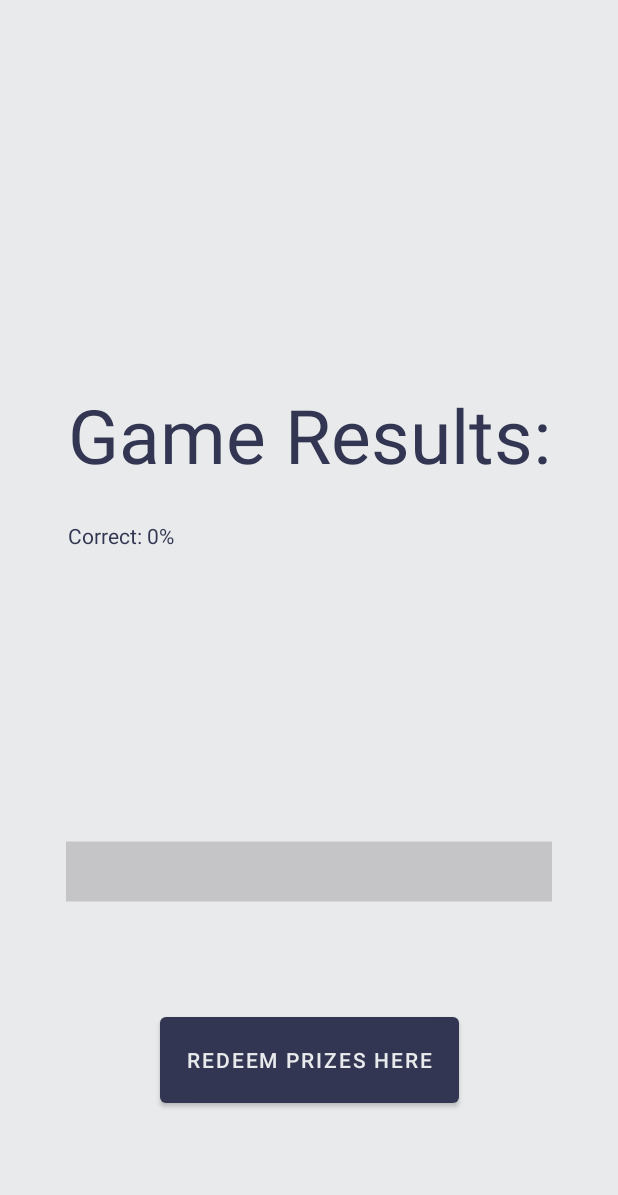
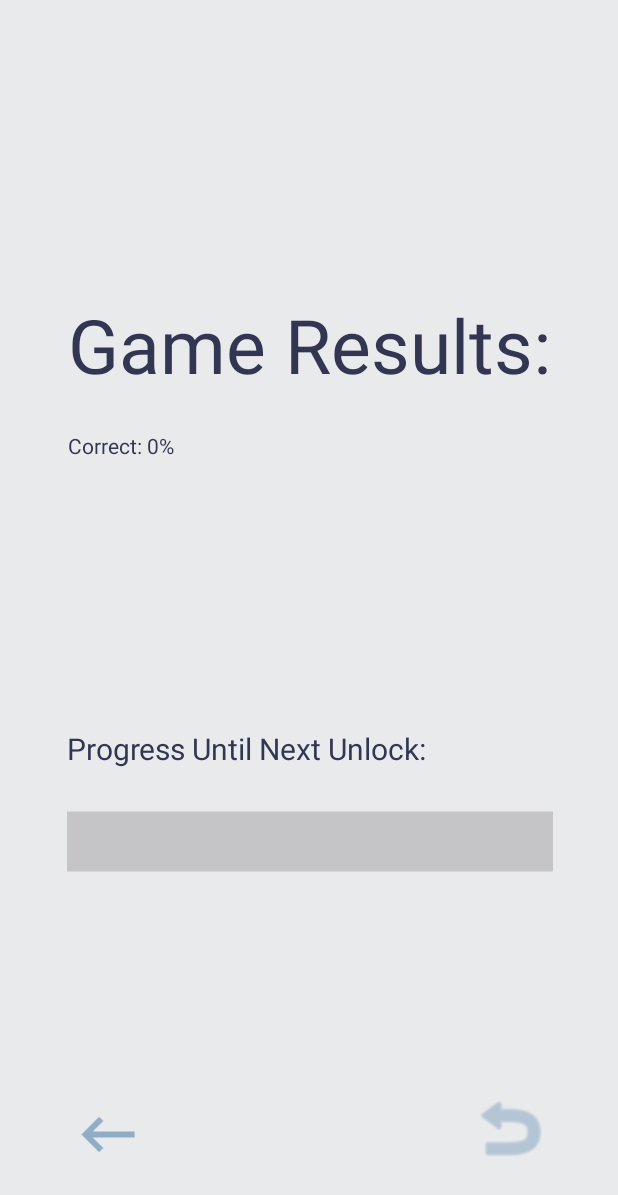
Before and after one commit to Dessie0/TriviaChance, an Android app: the SoloResultsActivity screen opened directly, with no data from a screen before it, on a phone screen of 412 x 824 dp. Shown: the top 1195 px of the screen. Run offline under Robolectric (Android 15) with nearby library versions, the phone set to English and light mode, and no system bars; 2 statements that could not run were skipped.

```diff
--- a/app/src/main/AndroidManifest.xml
+++ b/app/src/main/AndroidManifest.xml
@@ -5,7 +5,7 @@
 
     <uses-permission android:name="android.permission.INTERNET" />
     <uses-permission android:name="android.permission.ACCESS_NETWORK_STATE" />
-    <uses-permission android:name="android.permission.VIBRATE"/>
+    <uses-permission android:name="android.permission.VIBRATE" />
 
     <application
         android:allowBackup="true"
@@ -19,11 +19,14 @@
         android:usesCleartextTraffic="true"
         tools:targetApi="31">
         <activity
+            android:name=".OnlineResultsActivity"
+            android:exported="false" />
+        <activity
             android:name=".HostActivity"
             android:exported="false"
-            android:screenOrientation="portrait"/>
+            android:screenOrientation="portrait" />
         <activity
-            android:name=".ResultsActivity"
+            android:name=".SoloResultsActivity"
             android:exported="false"
             android:parentActivityName=".MainMenu"
             android:screenOrientation="portrait" />
@@ -56,6 +59,7 @@
                 <category android:name="android.intent.category.LAUNCHER" />
             </intent-filter>
         </activity>
+
         <service android:name=".BackgroundSoundService" />
     </application>
 
--- a/app/src/main/java/edu/floridapoly/mobiledeviceapplications/fall22/triviachance/MainMenu.java
+++ b/app/src/main/java/edu/floridapoly/mobiledeviceapplications/fall22/triviachance/MainMenu.java
@@ -106,6 +106,7 @@ public class MainMenu extends AppCompatActivity {
 
                 getAPI().createGame(getLocalProfile()).thenAccept(game -> {
                     Intent intent = new Intent(MainMenu.this, QuestionActivity.class);
+                    intent.putExtra("SOLO", true);
                     startActivity(intent);
 
                     getAPI().setCurrentGame(game);
--- a/app/src/main/java/edu/floridapoly/mobiledeviceapplications/fall22/triviachance/ResultsActivity.java
+++ b/app/src/main/java/edu/floridapoly/mobiledeviceapplications/fall22/triviachance/SoloResultsActivity.java
@@ -1,4 +1,5 @@
 package edu.floridapoly.mobiledeviceapplications.fall22.triviachance;
+
 
 import android.animation.ObjectAnimator;
 import android.annotation.SuppressLint;
@@ -6,14 +7,17 @@ import android.content.Intent;
 import android.os.Bundle;
 import android.view.View;
 import android.widget.Button;
+import android.widget.ImageButton;
 import android.widget.ProgressBar;
 import android.widget.TextView;
 
 import androidx.appcompat.app.AppCompatActivity;
 
-public class ResultsActivity extends AppCompatActivity {
+public class SoloResultsActivity extends AppCompatActivity {
 
     TextView numCorrectText;
+    ImageButton homeButton;
+    ImageButton replayButton;
     ProgressBar progressBar;
     Button redeemButton;
 
@@ -38,14 +42,17 @@ public class ResultsActivity extends AppCompatActivity {
         ObjectAnimator.ofInt(progressBar, "progress", currentProgress).setDuration(700).start();
 
 
-        // need to have bar fill up like normal, wait, then start at 0 and refil whats left in a different color
+        redeemButton = findViewById(R.id.resultsRedeemButton);
+        redeemButton.setVisibility(View.GONE);
+
 
         if (currentProgress >= 100) {
-            currentProgress -= 100;
+            currentProgress = 0;
+            redeemButton.setVisibility(View.VISIBLE);
             MainMenu.getInstancePackager().getLocalProfile().incrementUnlocks();
-            progressBar.setSecondaryProgress(currentProgress);
-
-            ObjectAnimator.ofInt(progressBar, "progress", currentProgress).setDuration(700).start();
+        }
+        if (MainMenu.getInstancePackager().getLocalProfile().getNumberOfUnlocks() != 0) {
+            redeemButton.setVisibility(View.VISIBLE);
         }
 
 
@@ -56,12 +63,38 @@ public class ResultsActivity extends AppCompatActivity {
 
 
 
-        redeemButton = findViewById(R.id.resultsRedeemButton);
         redeemButton.setOnClickListener(new View.OnClickListener() {
             @Override
             public void onClick(View view) {
-                Intent intent = new Intent(ResultsActivity.this, RedeemActivity.class);
+                Intent intent = new Intent(SoloResultsActivity.this, RedeemActivity.class);
                 startActivity(intent);
+            }
+        });
+
+        homeButton = findViewById(R.id.homeButton2);
+        homeButton.setOnClickListener(new View.OnClickListener() {
+            @Override
+            public void onClick(View view) {
+                Intent intent = new Intent(SoloResultsActivity.this, MainMenu.class);
+                startActivity(intent);
+            }
+        });
+
+        replayButton = findViewById(R.id.replayButton);
+        replayButton.setOnClickListener(new View.OnClickListener() {
+            @Override
+            public void onClick(View view) {
+                //Create the game
+                if(MainMenu.getLocalProfile() == null) {
+                    return;
+                }
+
+                MainMenu.getAPI().createGame(MainMenu.getLocalProfile()).thenAccept(game -> {
+                    Intent intent = new Intent(SoloResultsActivity.this, QuestionActivity.class);
+                    startActivity(intent);
+
+                    MainMenu.getAPI().setCurrentGame(game);
+                });
             }
         });
 
@@ -69,7 +102,7 @@ public class ResultsActivity extends AppCompatActivity {
 
     @Override
     public void onBackPressed() {
-        Intent intent = new Intent(ResultsActivity.this, MainMenu.class);
+        Intent intent = new Intent(SoloResultsActivity.this, MainMenu.class);
         startActivity(intent);
     }
 }
--- a/app/src/main/res/layout/activity_results.xml
+++ b/app/src/main/res/layout/activity_results.xml
@@ -4,13 +4,26 @@
     xmlns:tools="http://schemas.android.com/tools"
     android:layout_width="match_parent"
     android:layout_height="match_parent"
-    tools:context=".ResultsActivity">
+    tools:context=".SoloResultsActivity">
+
+    <ImageButton
+        android:id="@+id/homeButton2"
+        android:layout_width="80dp"
+        android:layout_height="71dp"
+        android:layout_marginStart="32dp"
+        android:layout_marginBottom="32dp"
+        android:backgroundTint="#00FFFFFF"
+        android:scaleType="fitCenter"
+        app:layout_constraintBottom_toBottomOf="parent"
+        app:layout_constraintStart_toStartOf="parent"
+        app:srcCompat="@drawable/ic_back"
+        app:tint="?attr/colorPrimaryVariant" />
 
     <TextView
         android:id="@+id/textView"
         android:layout_width="wrap_content"
         android:layout_height="wrap_content"
-        android:layout_marginTop="256dp"
+        android:layout_marginTop="196dp"
         android:text="@string/results"
         android:textSize="50sp"
         app:layout_constraintEnd_toEndOf="parent"
@@ -32,20 +45,44 @@
         style="?android:attr/progressBarStyleHorizontal"
         android:layout_width="324dp"
         android:layout_height="103dp"
-        android:layout_marginBottom="188dp"
+        android:layout_marginBottom="208dp"
         android:scaleY="10"
         app:circularflow_defaultRadius="20dp"
         app:layout_constraintBottom_toBottomOf="parent"
         app:layout_constraintEnd_toEndOf="parent"
+        app:layout_constraintHorizontal_bias="0.505"
         app:layout_constraintStart_toStartOf="parent" />
 
     <Button
         android:id="@+id/resultsRedeemButton"
         android:layout_width="199dp"
         android:layout_height="69dp"
-        android:layout_marginTop="36dp"
+        android:layout_marginTop="16dp"
         android:text="@string/redeem"
         app:layout_constraintEnd_toEndOf="parent"
         app:layout_constraintStart_toStartOf="parent"
-        app:layout_constraintTop_toBottomOf="@+id/progressBar" />
+        app:layout_constraintTop_toBottomOf="@+id/progressBar"
+        tools:visibility="visible" />
+
+    <ImageButton
+        android:id="@+id/replayButton"
+        android:layout_width="80dp"
+        android:layout_height="80dp"
+        android:layout_marginEnd="32dp"
+        android:layout_marginBottom="32dp"
+        android:backgroundTint="#00FFFFFF"
+        android:scaleType="fitCenter"
+        android:tint="?attr/colorPrimaryVariant"
+        app:layout_constraintBottom_toBottomOf="parent"
+        app:layout_constraintEnd_toEndOf="parent"
+        app:srcCompat="@android:drawable/ic_menu_revert" />
+
+    <TextView
+        android:id="@+id/progressUntilText"
+        android:layout_width="wrap_content"
+        android:layout_height="wrap_content"
+        android:text="@string/progress_until"
+        android:textSize="20sp"
+        app:layout_constraintBottom_toTopOf="@+id/progressBar"
+        app:layout_constraintStart_toStartOf="@+id/progressBar" />
 </androidx.constraintlayout.widget.ConstraintLayout>
--- a/app/src/main/res/values/strings.xml
+++ b/app/src/main/res/values/strings.xml
@@ -20,6 +20,7 @@
 
     <string name="redeem">Redeem Prizes Here</string>
     <string name="results">Game Results:</string>
+    <string name="progress_until">Progress Until Next Unlock:</string>
 
     <string name="current_progress">Current Progress:</string>
 
```
Also changed, not shown: app/src/main/java/edu/floridapoly/mobiledeviceapplications/fall22/triviachance/OnlineResultsActivity.java (added, +83 -0 lines), app/src/main/java/edu/floridapoly/mobiledeviceapplications/fall22/triviachance/QuestionActivity.java (+9 -4 lines), app/src/main/res/layout/activity_online_results.xml (added, +119 -0 lines).
